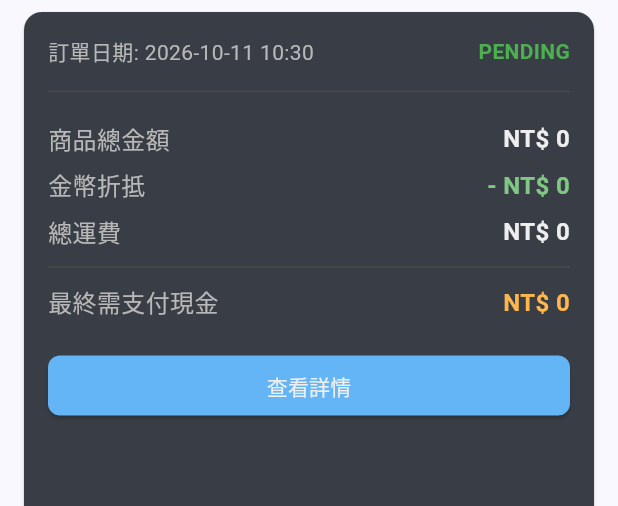
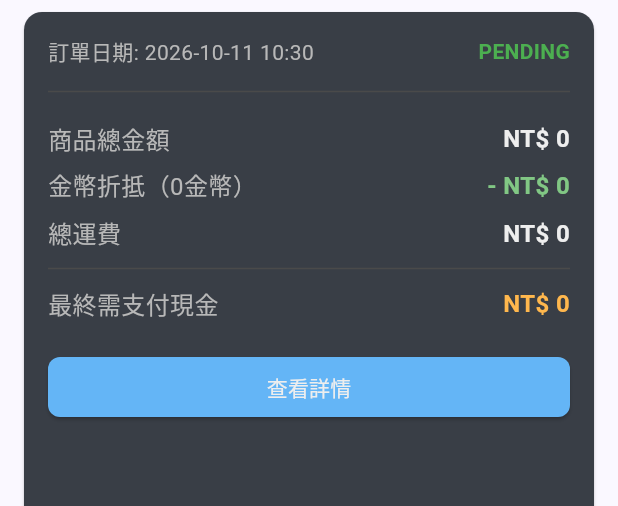
Before and after one commit to IAmOscar-Liu/WaterDrop_APP, a Flutter app: the OrderCard widget shown alone on an empty page, opened directly with empty values, on a phone screen of 412 x 824 dp. Shown: the top 506 px of the screen. Run offline on Flutter 3.47's test engine with Material 3 defaults, Android fonts, the phone set to English and light mode, and no system bars; our stand-ins replace cached_network_image, chewie, device_info_plus, dio, event_bus, firebase_auth and 15 more; missing offline and left inert: flutter_inappwebview, flutter_masonry_view; accounts and stored records are empty; generated files the repository leaves out were written again; network calls fail; statements that could not run were skipped.

Commit message:
save current status@Oct. 11 21:53

```diff
--- a/lib/features/order/widgets/order_card.dart
+++ b/lib/features/order/widgets/order_card.dart
@@ -77,7 +77,7 @@ class _OrderCardState extends State<OrderCard> {
               value: subTotal.toDollarsString(prefix: "NT"),
             ),
             SummaryRow(
-              label: '金幣折抵',
+              label: '金幣折抵（${widget.order.discountCoin.formatCoinValue()}金幣）',
               value: '- ${discount.toDollarsString(prefix: "NT")}',
               valueColor: AppColors.greenColor, // Green for discount
             ),
--- a/lib/pages/single_order_details.dart
+++ b/lib/pages/single_order_details.dart
@@ -560,7 +560,7 @@ class _SingleOrderDetailsState extends ConsumerState<SingleOrderDetails> {
                     value: subtotal.toDollarsString(prefix: "NT"),
                   ),
                   SummaryRow(
-                    label: '金幣折抵',
+                    label: '金幣折抵（${_order!.discountCoin.formatCoinValue()}金幣）',
                     value: '- ${discount.toDollarsString(prefix: "NT")}',
                     valueColor: AppColors.greenColor,
                   ),
--- a/pubspec.yaml
+++ b/pubspec.yaml
@@ -1,7 +1,7 @@
 name: flutter_ad_ecommerce
 description: "A new Flutter project."
 publish_to: "none"
-version: 0.1.1+2026092901
+version: 0.1.1+2026093001
 
 environment:
   sdk: ^3.8.0
```
Also changed, not shown: 3 other files.
